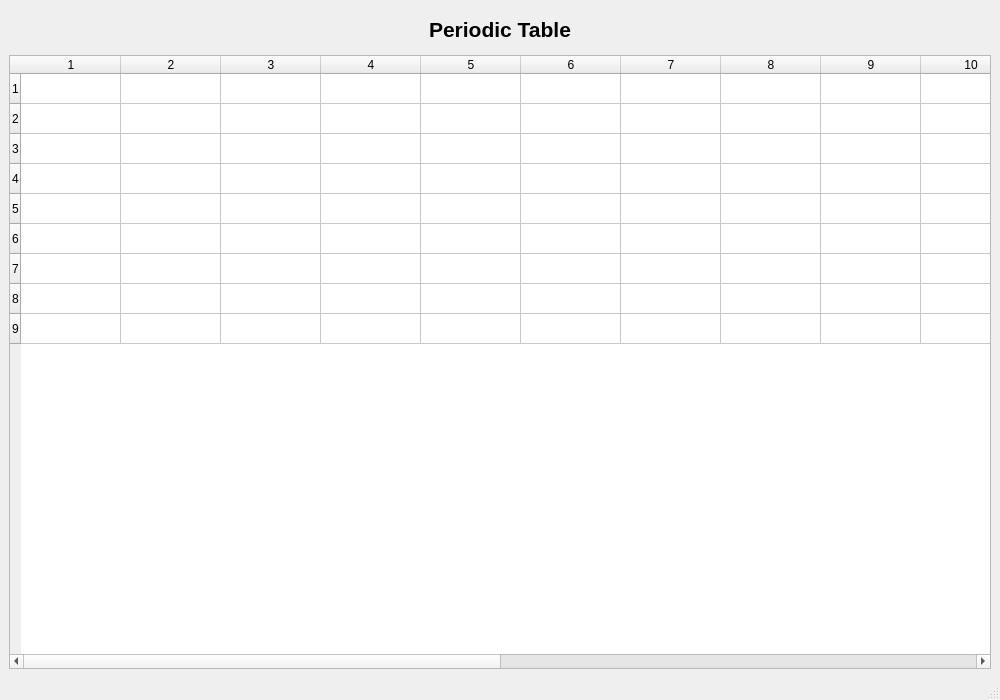
pawcijo/CppPlayground, file ModernCppQTApp/src/periodictablewindow.ui: the form before one commit.
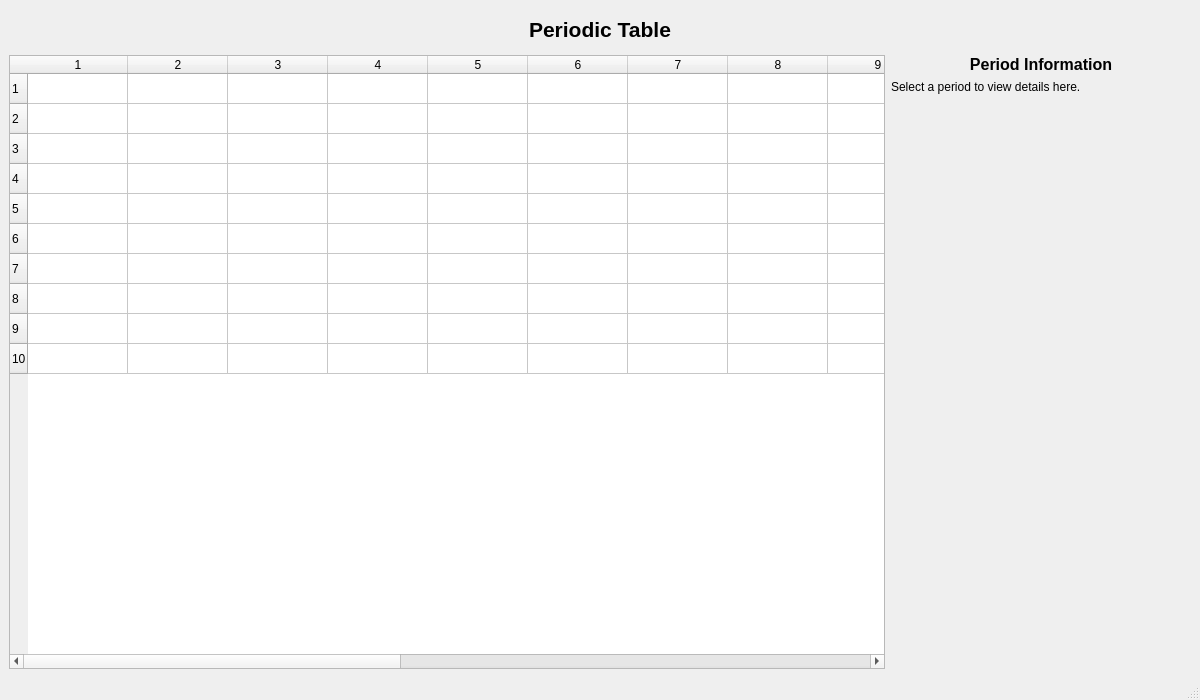
The form after the commit.

Commit message: Some fixes to table display

The edit to the form file:
```diff
--- a/ModernCppQTApp/src/periodictablewindow.ui
+++ b/ModernCppQTApp/src/periodictablewindow.ui
@@ -6,7 +6,7 @@
    <rect>
     <x>0</x>
     <y>0</y>
-    <width>1000</width>
+    <width>1200</width>
     <height>700</height>
    </rect>
   </property>
@@ -38,20 +38,78 @@
      </widget>
     </item>
     <item>
+     <!-- Horizontal layout: Table + Period Info Panel -->
+     <layout class="QHBoxLayout" name="horizontalLayoutTable">
+      <item>
      <widget class="QTableWidget" name="tablePeriodic">
       <property name="rowCount">
-       <number>9</number>
+         <number>10</number>
       </property>
       <property name="columnCount">
        <number>18</number>
       </property>
       <property name="sizePolicy">
        <sizepolicy hsizetype="Expanding" vsizetype="Expanding">
-        <horstretch>0</horstretch>
+          <horstretch>3</horstretch>
         <verstretch>0</verstretch>
        </sizepolicy>
       </property>
      </widget>
+      </item>
+      <item>
+       <!-- Right-side panel for period data -->
+       <layout class="QVBoxLayout" name="verticalLayoutPeriodInfo">
+        <item>
+         <widget class="QLabel" name="labelPeriodInfoTitle">
+          <property name="text">
+           <string>Period Information</string>
+          </property>
+          <property name="alignment">
+           <set>Qt::AlignCenter</set>
+          </property>
+          <property name="font">
+           <font>
+            <pointsize>12</pointsize>
+            <bold>true</bold>
+           </font>
+          </property>
+         </widget>
+        </item>
+        <item>
+         <widget class="QLabel" name="labelPeriodInfoContent">
+          <property name="text">
+           <string>Select a period to view details here.</string>
+          </property>
+          <property name="wordWrap">
+           <bool>true</bool>
+          </property>
+          <property name="alignment">
+           <set>Qt::AlignTop</set>
+          </property>
+          <property name="minimumSize">
+           <size>
+            <width>300</width>
+            <height>30</height>
+           </size>
+          </property>
+         </widget>
+        </item>
+        <item>
+         <spacer name="verticalSpacerPeriodInfo">
+          <property name="orientation">
+           <enum>Qt::Vertical</enum>
+          </property>
+          <property name="sizeHint" stdset="0">
+           <size>
+            <width>5</width>
+            <height>200</height>
+           </size>
+          </property>
+         </spacer>
+        </item>
+       </layout>
+      </item>
+     </layout>
     </item>
    </layout>
   </widget>
```
Left out of the diff: 2 changed lines with no effect on the pictures. Lines whose indentation alone changed are shown as unchanged. The commit also changes 5 other files.
